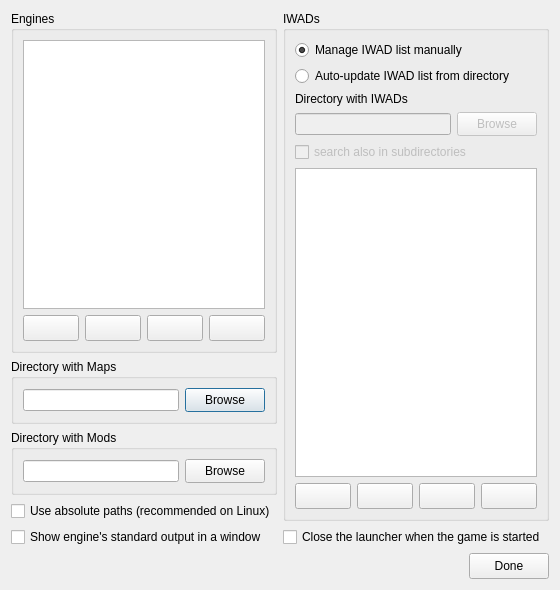
Old version of the form Forms/SetupDialog.ui in the repository Youda008/DoomRunner.
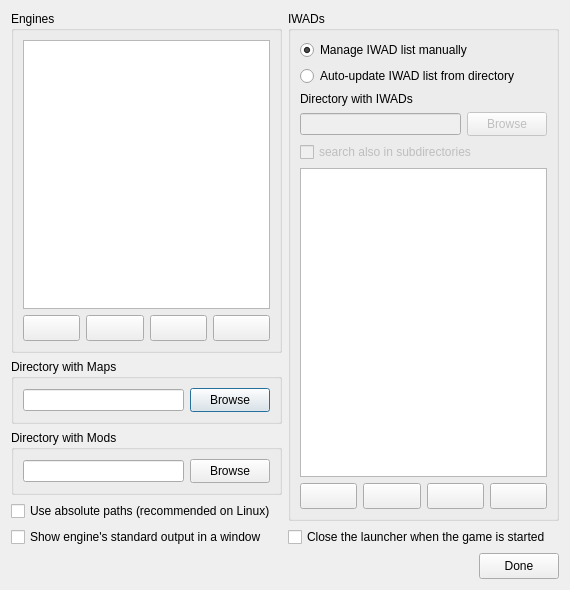
New version of the form. Icons and pictures are not drawn. Custom widgets are drawn as their Qt base class.

```diff
--- a/Forms/SetupDialog.ui
+++ b/Forms/SetupDialog.ui
@@ -9,7 +9,7 @@
    <rect>
     <x>0</x>
     <y>0</y>
-    <width>560</width>
+    <width>570</width>
     <height>590</height>
    </rect>
   </property>
```
